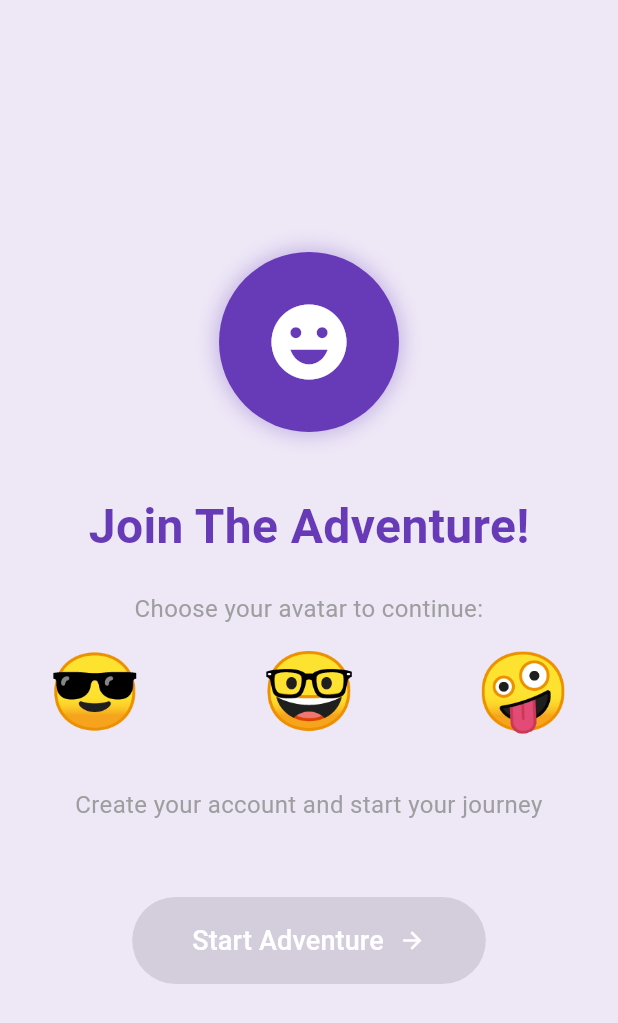
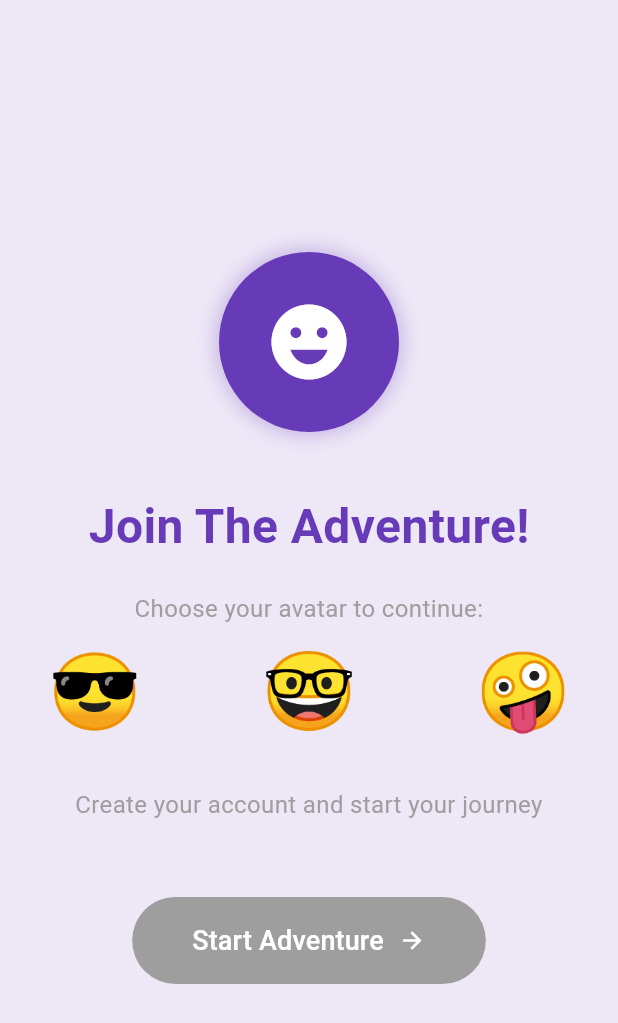
Before and after one commit to lajacl/signup-adventure, a Flutter app: the screen it shows after launch, on a phone screen of 412 x 824 dp. Shown: the top 1023 px of the screen. Run offline on Flutter 3.47's test engine with Material 3 defaults, Android fonts, the light colour scheme and no system bars; drawn by our look-alikes of animated_text_kit; our stand-ins replace confetti.

Commit message:
Use different background color when button disabled

```diff
--- a/lib/screens/welcome_screen.dart
+++ b/lib/screens/welcome_screen.dart
@@ -109,6 +109,7 @@ class _WelcomeScreenState extends State<WelcomeScreen> {
                       },
                 style: ElevatedButton.styleFrom(
                   backgroundColor: Colors.deepPurple,
+                  disabledBackgroundColor: Colors.grey,
                   padding: const EdgeInsets.symmetric(
                     horizontal: 40,
                     vertical: 16,
```
